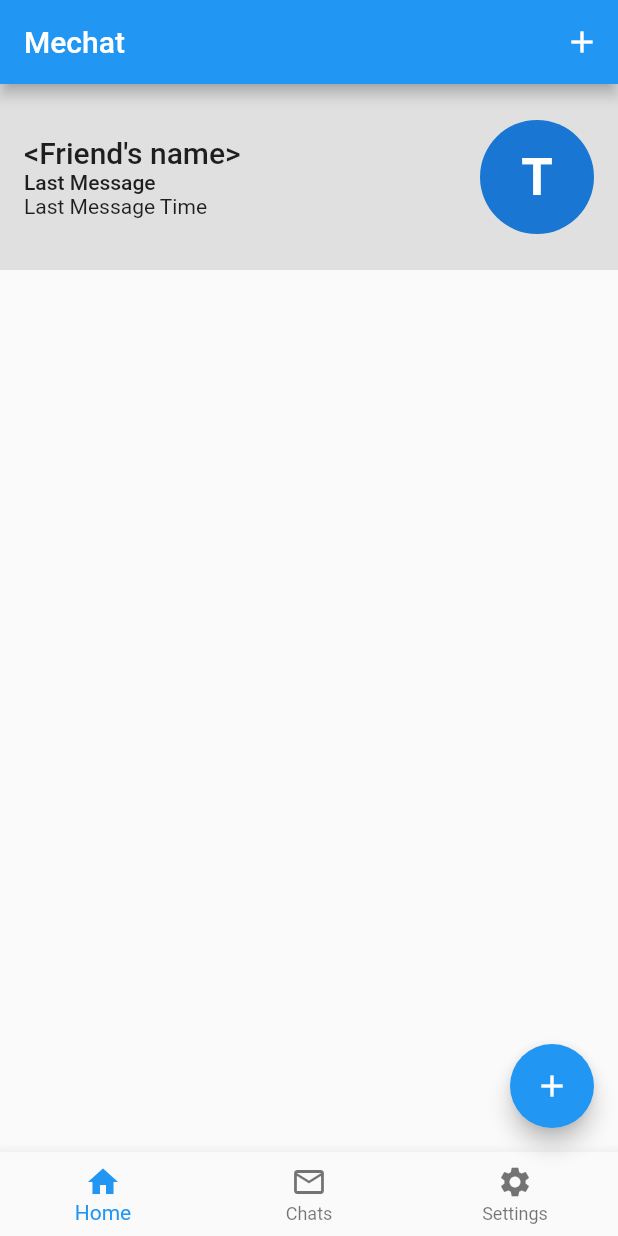
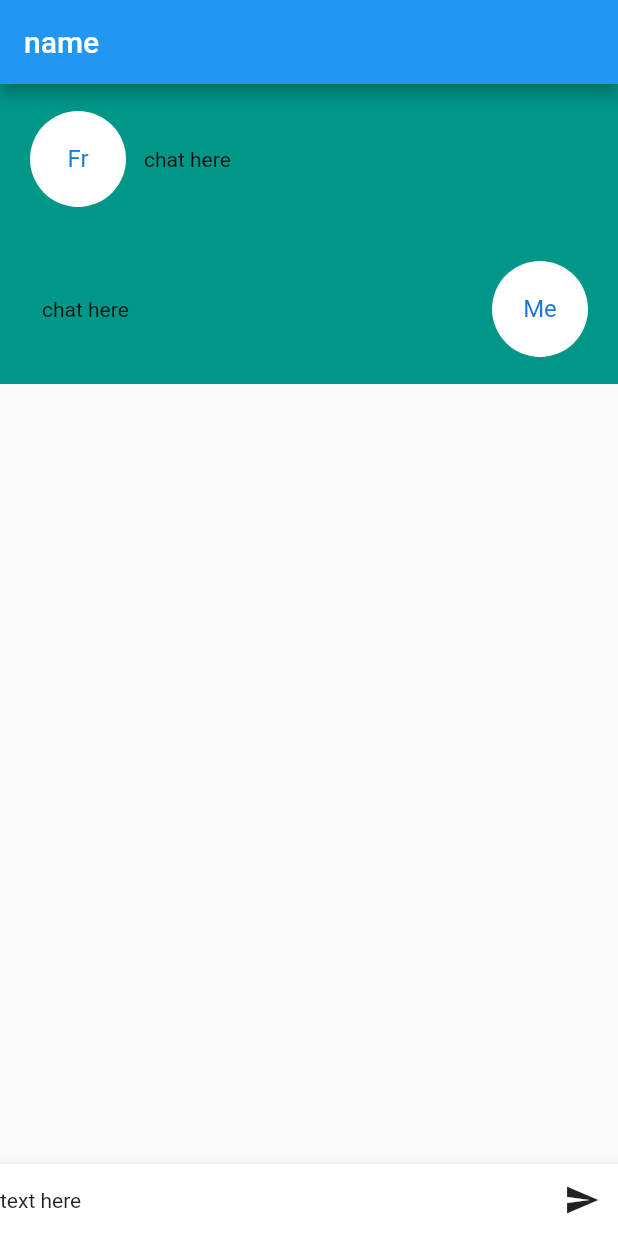
Before and after one commit to paprikaLang/flutter-demo, a Flutter app: the screen it shows after launch, on a phone screen of 412 x 824 dp. Run offline on Flutter 3.47's test engine with Material 2 defaults, Android fonts, the phone set to English and light mode, and no system bars.

Commit message:
messageview chatview

```diff
--- /dev/null
+++ b/lib/ChatMessages.dart
@@ -0,0 +1,45 @@
+import 'package:flutter/material.dart';
+
+class ChatMessages extends StatefulWidget {
+  _ChatMessagesState createState() => _ChatMessagesState();
+
+  final bool isFriend;
+  final bool isNotPrevious;
+  ChatMessages({Key key, this.isFriend: false, this.isNotPrevious: false})
+      : super(key: key);
+}
+
+class _ChatMessagesState extends State<ChatMessages> {
+  @override
+  Widget build(BuildContext context) {
+    return Container(
+        padding: EdgeInsets.all(18.0),
+        height: 100.0,
+        width: double.infinity,
+        color: Colors.teal,
+        child: Row(
+          crossAxisAlignment: CrossAxisAlignment.center,
+          children: <Widget>[
+            widget.isFriend && widget.isNotPrevious
+                ? CircleAvatar(
+                    radius: 34.0,
+                    backgroundColor: Colors.white,
+                    child: Text("Fr"),
+                  )
+                : Container(),
+            Expanded(
+                child: Padding(
+              padding: EdgeInsets.all(10.0),
+              child: Text("chat here"),
+            )),
+            !widget.isFriend && widget.isNotPrevious
+                ? CircleAvatar(
+                    radius: 34.0,
+                    backgroundColor: Colors.white,
+                    child: Text("Me"),
+                  )
+                : Container(),
+          ],
+        ));
+  }
+}
--- /dev/null
+++ b/lib/ChatView.dart
@@ -0,0 +1,40 @@
+import 'package:flutter/material.dart';
+import 'ChatMessages.dart';
+
+class ChatView extends StatefulWidget {
+  _ChatViewState createState() => _ChatViewState();
+}
+
+class _ChatViewState extends State<ChatView> {
+  @override
+  Widget build(BuildContext context) {
+    return Scaffold(
+      appBar: AppBar(
+        title: Text("name"),
+      ),
+      body: ListView(
+        children: <Widget>[
+          ChatMessages(
+            isFriend: true,
+            isNotPrevious: true,
+          ),
+          ChatMessages(
+            isFriend: false,
+            isNotPrevious: true,
+          ),
+        ],
+      ),
+      bottomNavigationBar: BottomAppBar(
+        child: Row(
+          children: <Widget>[
+            Expanded(child: Text("text here")),
+            IconButton(
+              icon: Icon(Icons.send),
+              onPressed: () {},
+            )
+          ],
+        ),
+      ),
+    );
+  }
+}
--- a/lib/scaffold.dart
+++ b/lib/scaffold.dart
@@ -1,5 +1,6 @@
 import 'package:flutter/material.dart';
 import 'ChatHead.dart';
+import 'ChatView.dart';
 
 class ChatApp extends StatefulWidget {
   _ChatAppState createState() => _ChatAppState();
@@ -10,41 +11,41 @@ class _ChatAppState extends State<ChatApp> {
   @override
   Widget build(BuildContext context) {
     return MaterialApp(
-      home: Scaffold(
-        appBar: AppBar(
-          title: Text("Mechat"),
-          actions: <Widget>[
-            IconButton(
-              icon: Icon(Icons.add),
-              onPressed: () {},
-            )
-          ],
-        ),
-        body: ListView(
-          children: <Widget>[ChatHead()],
-        ),
-        bottomNavigationBar: BottomNavigationBar(
-          currentIndex: _currentIndex,
-          items: <BottomNavigationBarItem>[
-            BottomNavigationBarItem(
-                icon: Icon(Icons.home), title: Text("Home")),
-            BottomNavigationBarItem(
-                icon: Icon(Icons.mail_outline), title: Text("Chats")),
-            BottomNavigationBarItem(
-                icon: Icon(Icons.settings), title: Text("Settings"))
-          ],
-          onTap: (int index) {
-            print("index is " + index.toString());
-            setState(() {
-              _currentIndex = index;
-            });
-          },
-        ), //点击'问题' 智能添加required argument item
-        floatingActionButton: FloatingActionButton(
-          onPressed: () {},
-          child: Icon(Icons.add),
-        ),
-      ),
-    );
+        // home: Scaffold(
+        //   appBar: AppBar(
+        //     title: Text("Mechat"),
+        //     actions: <Widget>[
+        //       IconButton(
+        //         icon: Icon(Icons.add),
+        //         onPressed: () {},
+        //       )
+        //     ],
+        //   ),
+        //   body: ListView(
+        //     children: <Widget>[ChatHead()],
+        //   ),
+        //   bottomNavigationBar: BottomNavigationBar(
+        //     currentIndex: _currentIndex,
+        //     items: <BottomNavigationBarItem>[
+        //       BottomNavigationBarItem(
+        //           icon: Icon(Icons.home), title: Text("Home")),
+        //       BottomNavigationBarItem(
+        //           icon: Icon(Icons.mail_outline), title: Text("Chats")),
+        //       BottomNavigationBarItem(
+        //           icon: Icon(Icons.settings), title: Text("Settings"))
+        //     ],
+        //     onTap: (int index) {
+        //       print("index is " + index.toString());
+        //       setState(() {
+        //         _currentIndex = index;
+        //       });
+        //     },
+        //   ), //点击'问题' 智能添加required argument item
+        //   floatingActionButton: FloatingActionButton(
+        //     onPressed: () {},
+        //     child: Icon(Icons.add),
+        //   ),
+        // ),
+        home: ChatView());
   }
 }
```
